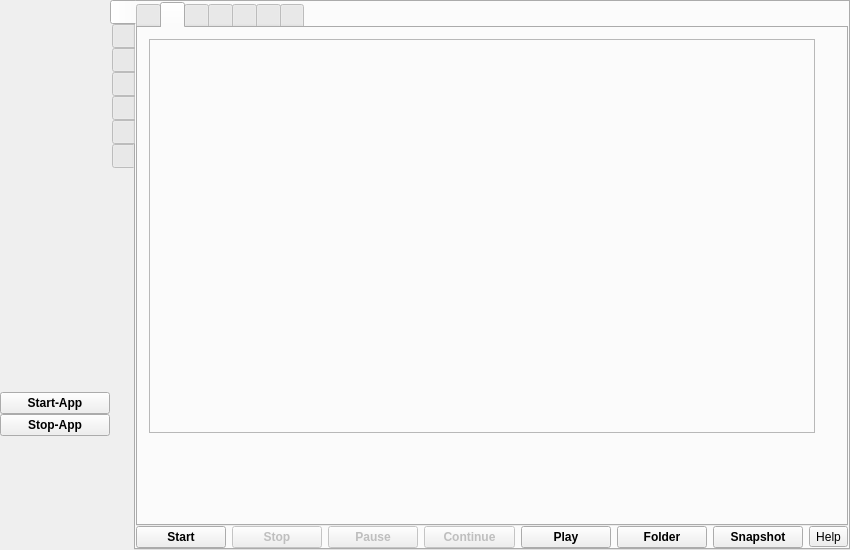
This is src/formMainWindow.ui in vkohaupt/vokoscreenNG as Qt 5 draws it before an edit. The edited form follows.
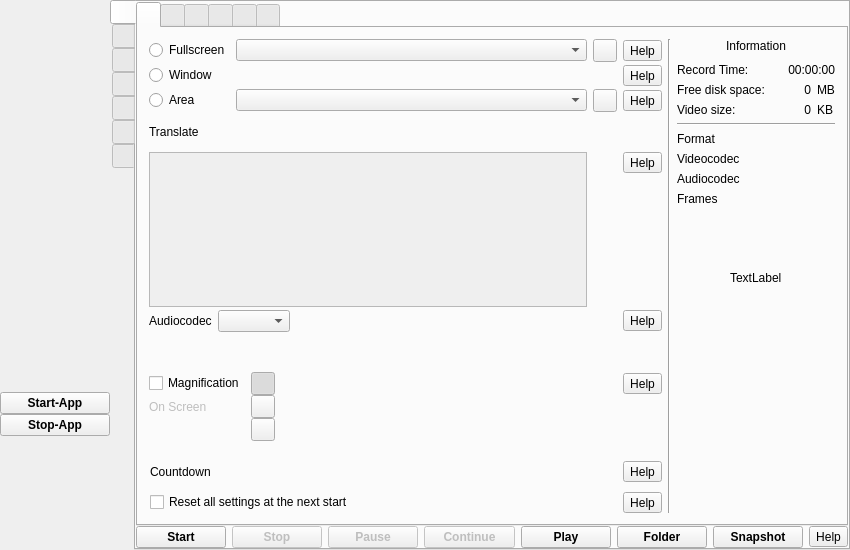
This is the edited form. The open tabs and pages were chosen to show the change. Icons and pictures are not drawn.

Diff of the .ui file:
```diff
--- a/src/formMainWindow.ui
+++ b/src/formMainWindow.ui
@@ -671,9 +671,6 @@
                  <layout class="QHBoxLayout" name="horizontalLayout_37">
                   <item>
                    <widget class="QLabel" name="labelAudioCodec">
-                    <property name="enabled">
-                     <bool>false</bool>
-                    </property>
                     <property name="text">
                      <string>Audiocodec</string>
                     </property>
@@ -681,9 +678,6 @@
                   </item>
                   <item>
                    <widget class="QComboBox" name="comboBoxAudioCodec">
-                    <property name="enabled">
-                     <bool>false</bool>
-                    </property>
                     <property name="sizeAdjustPolicy">
                      <enum>QComboBox::AdjustToContents</enum>
                     </property>
@@ -714,6 +708,76 @@
                   </item>
                  </layout>
                 </item>
+                <item row="6" column="0" colspan="2">
+                 <widget class="QFrame" name="frameAudio">
+                  <property name="frameShape">
+                   <enum>QFrame::StyledPanel</enum>
+                  </property>
+                  <property name="frameShadow">
+                   <enum>QFrame::Raised</enum>
+                  </property>
+                  <layout class="QVBoxLayout" name="verticalLayout_11">
+                   <property name="spacing">
+                    <number>0</number>
+                   </property>
+                   <property name="leftMargin">
+                    <number>0</number>
+                   </property>
+                   <property name="topMargin">
+                    <number>0</number>
+                   </property>
+                   <property name="rightMargin">
+                    <number>0</number>
+                   </property>
+                   <property name="bottomMargin">
+                    <number>0</number>
+                   </property>
+                   <item>
+                    <widget class="QScrollArea" name="scrollAreaAudioDevice">
+                     <property name="sizePolicy">
+                      <sizepolicy hsizetype="Expanding" vsizetype="Preferred">
+                       <horstretch>0</horstretch>
+                       <verstretch>0</verstretch>
+                      </sizepolicy>
+                     </property>
+                     <property name="frameShape">
+                      <enum>QFrame::NoFrame</enum>
+                     </property>
+                     <property name="widgetResizable">
+                      <bool>true</bool>
+                     </property>
+                     <property name="alignment">
+                      <set>Qt::AlignLeading|Qt::AlignLeft|Qt::AlignTop</set>
+                     </property>
+                     <widget class="QWidget" name="scrollAreaWidgetContentsAudioDevices">
+                      <property name="geometry">
+                       <rect>
+                        <x>0</x>
+                        <y>0</y>
+                        <width>426</width>
+                        <height>79</height>
+                       </rect>
+                      </property>
+                      <layout class="QVBoxLayout" name="verticalLayoutAudioDevices">
+                       <property name="spacing">
+                        <number>4</number>
+                       </property>
+                       <property name="leftMargin">
+                        <number>0</number>
+                       </property>
+                       <property name="topMargin">
+                        <number>3</number>
+                       </property>
+                       <property name="bottomMargin">
+                        <number>0</number>
+                       </property>
+                      </layout>
+                     </widget>
+                    </widget>
+                   </item>
+                  </layout>
+                 </widget>
+                </item>
                </layout>
               </item>
               <item>
@@ -1195,103 +1259,6 @@
             </item>
            </layout>
           </widget>
-          <widget class="QWidget" name="tabAudio">
-           <attribute name="icon">
-            <iconset resource="screencast.qrc">
-             <normaloff>:/pictures/screencast/microphone.png</normaloff>:/pictures/screencast/microphone.png</iconset>
-           </attribute>
-           <attribute name="title">
-            <string notr="true"/>
-           </attribute>
-           <layout class="QVBoxLayout" name="verticalLayout_4">
-            <item>
-             <layout class="QHBoxLayout" name="horizontalLayout_34">
-              <property name="topMargin">
-               <number>0</number>
-              </property>
-              <property name="bottomMargin">
-               <number>0</number>
-              </property>
-              <item>
-               <widget class="QFrame" name="frameAudio">
-                <property name="frameShape">
-                 <enum>QFrame::StyledPanel</enum>
-                </property>
-                <property name="frameShadow">
-                 <enum>QFrame::Raised</enum>
-                </property>
-                <layout class="QVBoxLayout" name="verticalLayout_11">
-                 <property name="spacing">
-                  <number>0</number>
-                 </property>
-                 <property name="leftMargin">
-                  <number>0</number>
-                 </property>
-                 <property name="topMargin">
-                  <number>0</number>
-                 </property>
-                 <property name="rightMargin">
-                  <number>0</number>
-                 </property>
-                 <property name="bottomMargin">
-                  <number>0</number>
-                 </property>
-                </layout>
-               </widget>
-              </item>
-              <item>
-               <layout class="QVBoxLayout" name="verticalLayout_5">
-                <item>
-                 <spacer name="verticalSpacer_5">
-                  <property name="orientation">
-                   <enum>Qt::Vertical</enum>
-                  </property>
-                  <property name="sizeHint" stdset="0">
-                   <size>
-                    <width>20</width>
-                    <height>40</height>
-                   </size>
-                  </property>
-                 </spacer>
-                </item>
-               </layout>
-              </item>
-             </layout>
-            </item>
-            <item>
-             <spacer name="verticalSpacer_17">
-              <property name="orientation">
-               <enum>Qt::Vertical</enum>
-              </property>
-              <property name="sizeType">
-               <enum>QSizePolicy::Minimum</enum>
-              </property>
-              <property name="sizeHint" stdset="0">
-               <size>
-                <width>20</width>
-                <height>40</height>
-               </size>
-              </property>
-             </spacer>
-            </item>
-            <item>
-             <spacer name="verticalSpacer_18">
-              <property name="orientation">
-               <enum>Qt::Vertical</enum>
-              </property>
-              <property name="sizeType">
-               <enum>QSizePolicy::Minimum</enum>
-              </property>
-              <property name="sizeHint" stdset="0">
-               <size>
-                <width>20</width>
-                <height>40</height>
-               </size>
-              </property>
-             </spacer>
-            </item>
-           </layout>
-          </widget>
           <widget class="QWidget" name="tabVideo">
            <attribute name="icon">
             <iconset resource="screencast.qrc">
```
Left out of the diff: 58 changed lines with no effect on the pictures.
